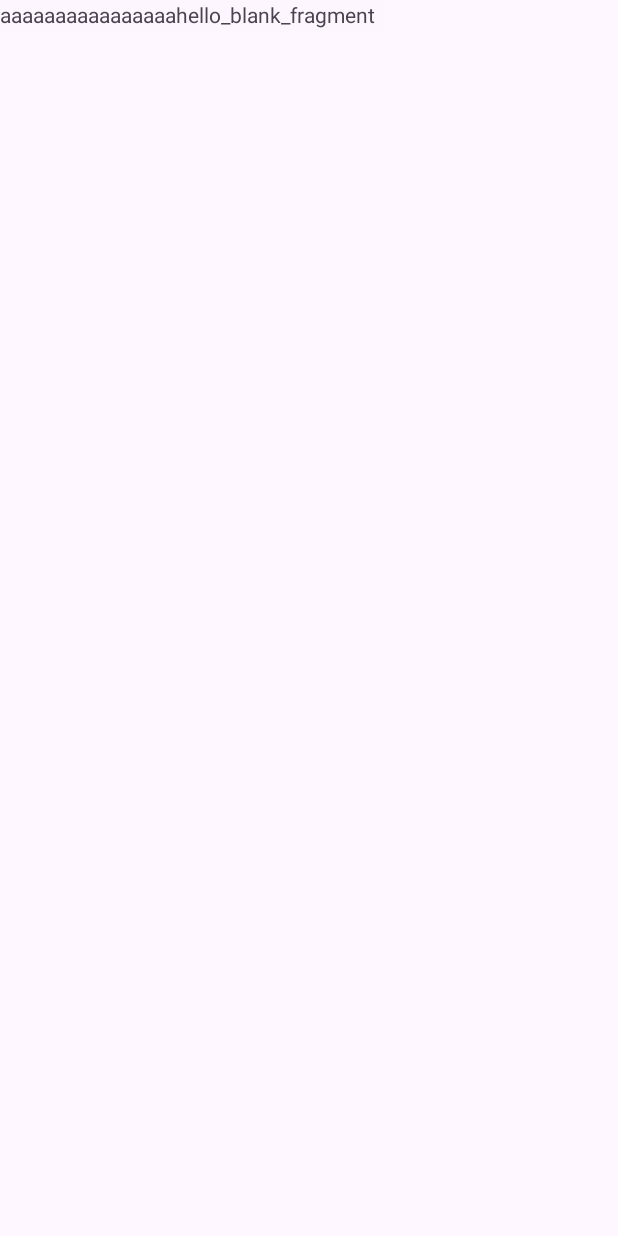
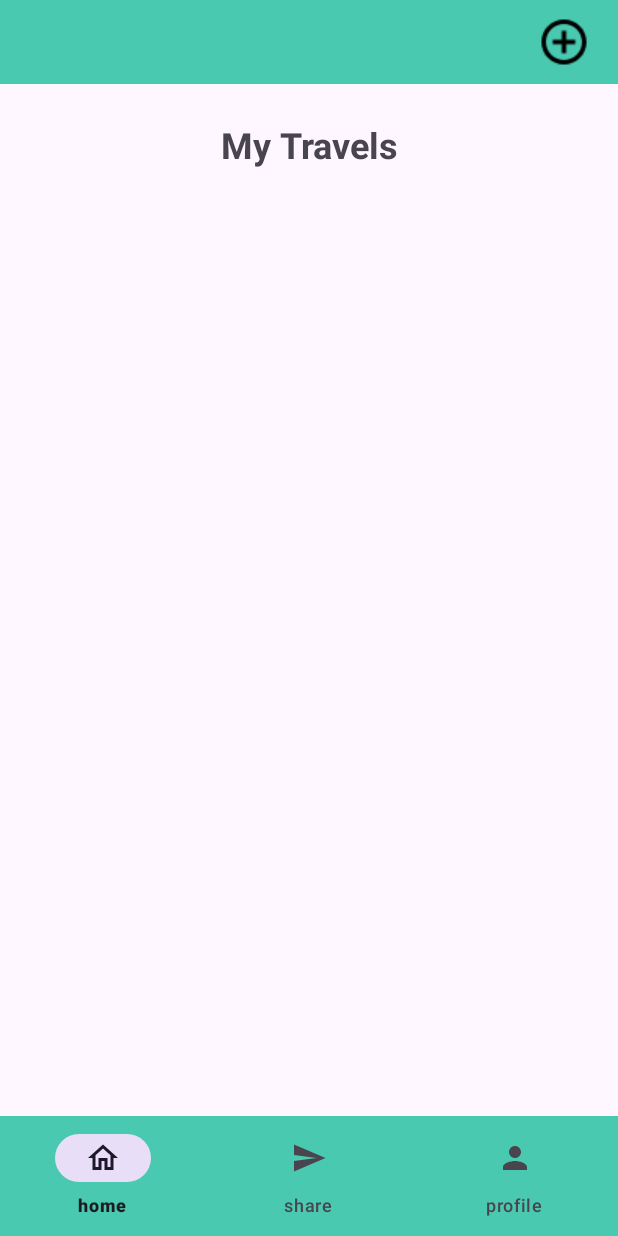
Before and after one commit to Fonntes/AboutTravel, an Android app: the HomeFragment screen opened directly, with no data from a screen before it, on a phone screen of 412 x 824 dp. Before the commit the screen is almost empty. Run offline under Robolectric (Android 15) with nearby library versions, the phone set to English and light mode, and no system bars.

Commit message:
Home; strings
Design do home e alteração das strings

```diff
--- /dev/null
+++ b/app/src/main/res/drawable/add.xml
@@ -0,0 +1,5 @@
+<vector xmlns:android="http://schemas.android.com/apk/res/android" android:height="24dp" android:tint="#000000" android:viewportHeight="24" android:viewportWidth="24" android:width="24dp">
+
+    <path android:fillColor="@android:color/white" android:pathData="M13,7h-2v4L7,11v2h4v4h2v-4h4v-2h-4L13,7zM12,2C6.48,2 2,6.48 2,12s4.48,10 10,10 10,-4.48 10,-10S17.52,2 12,2zM12,20c-4.41,0 -8,-3.59 -8,-8s3.59,-8 8,-8 8,3.59 8,8 -3.59,8 -8,8z"/>
+
+</vector>
--- /dev/null
+++ b/app/src/main/res/drawable/home.xml
@@ -0,0 +1,5 @@
+<vector xmlns:android="http://schemas.android.com/apk/res/android" android:height="24dp" android:tint="#000000" android:viewportHeight="24" android:viewportWidth="24" android:width="24dp">
+
+    <path android:fillColor="@android:color/white" android:pathData="M12,5.69l5,4.5V18h-2v-6H9v6H7v-7.81l5,-4.5M12,3L2,12h3v8h6v-6h2v6h6v-8h3L12,3z"/>
+
+</vector>
--- /dev/null
+++ b/app/src/main/res/drawable/menu.xml
@@ -0,0 +1,5 @@
+<vector xmlns:android="http://schemas.android.com/apk/res/android" android:height="24dp" android:tint="#000000" android:viewportHeight="24" android:viewportWidth="24" android:width="24dp">
+
+    <path android:fillColor="@android:color/white" android:pathData="M3,18h18v-2L3,16v2zM3,13h18v-2L3,11v2zM3,6v2h18L21,6L3,6z"/>
+
+</vector>
--- /dev/null
+++ b/app/src/main/res/drawable/profile.xml
@@ -0,0 +1,5 @@
+<vector xmlns:android="http://schemas.android.com/apk/res/android" android:height="24dp" android:tint="#000000" android:viewportHeight="24" android:viewportWidth="24" android:width="24dp">
+
+    <path android:fillColor="@android:color/white" android:pathData="M12,12c2.21,0 4,-1.79 4,-4s-1.79,-4 -4,-4 -4,1.79 -4,4 1.79,4 4,4zM12,14c-2.67,0 -8,1.34 -8,4v2h16v-2c0,-2.66 -5.33,-4 -8,-4z"/>
+
+</vector>
--- /dev/null
+++ b/app/src/main/res/drawable/send.xml
@@ -0,0 +1,5 @@
+<vector xmlns:android="http://schemas.android.com/apk/res/android" android:autoMirrored="true" android:height="24dp" android:tint="#000000" android:viewportHeight="24" android:viewportWidth="24" android:width="24dp">
+
+    <path android:fillColor="@android:color/white" android:pathData="M2.01,21L23,12 2.01,3 2,10l15,2 -15,2z"/>
+
+</vector>
--- a/app/src/main/res/layout-land/fragment_home.xml
+++ b/app/src/main/res/layout-land/fragment_home.xml
@@ -1,14 +1,58 @@
 <?xml version="1.0" encoding="utf-8"?>
-<FrameLayout xmlns:android="http://schemas.android.com/apk/res/android"
+<androidx.constraintlayout.widget.ConstraintLayout xmlns:android="http://schemas.android.com/apk/res/android"
     xmlns:tools="http://schemas.android.com/tools"
     android:layout_width="match_parent"
     android:layout_height="match_parent"
+    xmlns:app="http://schemas.android.com/apk/res-auto"
     tools:context=".pages.home.HomeFragment">
 
-    <!-- TODO: Update blank fragment layout -->
+    <com.google.android.material.appbar.AppBarLayout
+        android:id="@+id/appBarLayout"
+        android:layout_width="match_parent"
+        android:layout_height="wrap_content"
+        app:layout_constraintEnd_toEndOf="parent"
+        app:layout_constraintStart_toStartOf="parent"
+        app:layout_constraintTop_toTopOf="parent">
+
+        <androidx.constraintlayout.widget.ConstraintLayout
+            android:layout_width="match_parent"
+            android:layout_height="wrap_content">
+
+            <Toolbar
+                android:id="@+id/toolbar"
+                android:layout_width="match_parent"
+                android:layout_height="wrap_content"
+                android:background="#48C9B0"
+                app:layout_constraintEnd_toEndOf="parent"
+                app:layout_constraintHorizontal_bias="1.0"
+                app:layout_constraintStart_toStartOf="parent"
+                app:layout_constraintTop_toTopOf="parent" />
+
+            <ImageView
+                android:layout_width="wrap_content"
+                android:layout_height="wrap_content"
+                android:layout_marginEnd="24dp"
+                android:scaleX="1.5"
+                android:scaleY="1.5"
+                android:src="@drawable/menu"
+                app:layout_constraintBottom_toBottomOf="@id/toolbar"
+                app:layout_constraintEnd_toEndOf="parent"
+                app:layout_constraintTop_toTopOf="@id/toolbar" />
+
+        </androidx.constraintlayout.widget.ConstraintLayout>
+
+    </com.google.android.material.appbar.AppBarLayout>
+
     <TextView
-        android:layout_width="match_parent"
-        android:layout_height="match_parent"
-        android:text="aaaaaaaaaaaaaaaahello_blank_fragment" />
+        android:layout_width="wrap_content"
+        android:layout_height="wrap_content"
+        android:textSize="24sp"
+        android:textStyle="bold"
+        android:layout_marginTop="70dp"
+        android:text="@string/My_Travels"
+        app:layout_constraintEnd_toEndOf="parent"
+        app:layout_constraintStart_toStartOf="parent"
+        app:layout_constraintTop_toTopOf="parent"
+        />
 
-</FrameLayout>
+</androidx.constraintlayout.widget.ConstraintLayout>
--- a/app/src/main/res/layout/fragment_home.xml
+++ b/app/src/main/res/layout/fragment_home.xml
@@ -1,13 +1,73 @@
 <?xml version="1.0" encoding="utf-8"?>
-<FrameLayout xmlns:android="http://schemas.android.com/apk/res/android"
+<androidx.constraintlayout.widget.ConstraintLayout xmlns:android="http://schemas.android.com/apk/res/android"
+    xmlns:app="http://schemas.android.com/apk/res-auto"
     xmlns:tools="http://schemas.android.com/tools"
     android:layout_width="match_parent"
     android:layout_height="match_parent"
     tools:context=".pages.home.HomeFragment">
 
+    <com.google.android.material.appbar.AppBarLayout
+        android:id="@+id/appBarLayout"
+        android:layout_width="match_parent"
+        android:layout_height="wrap_content"
+        app:layout_constraintEnd_toEndOf="parent"
+        app:layout_constraintStart_toStartOf="parent"
+        app:layout_constraintTop_toTopOf="parent">
+
+        <androidx.constraintlayout.widget.ConstraintLayout
+            android:layout_width="match_parent"
+            android:layout_height="wrap_content">
+
+            <Toolbar
+                android:id="@+id/toolbar"
+                android:layout_width="match_parent"
+                android:layout_height="wrap_content"
+                android:background="#48C9B0"
+                app:layout_constraintEnd_toEndOf="parent"
+                app:layout_constraintHorizontal_bias="1.0"
+                app:layout_constraintStart_toStartOf="parent"
+                app:layout_constraintTop_toTopOf="parent" />
+
+            <ImageView
+                android:layout_width="wrap_content"
+                android:layout_height="wrap_content"
+                android:layout_marginEnd="24dp"
+                android:scaleX="1.5"
+                android:scaleY="1.5"
+                android:src="@drawable/add"
+                app:layout_constraintBottom_toBottomOf="@id/toolbar"
+                app:layout_constraintEnd_toEndOf="parent"
+                app:layout_constraintTop_toTopOf="@id/toolbar" />
+
+        </androidx.constraintlayout.widget.ConstraintLayout>
+
+    </com.google.android.material.appbar.AppBarLayout>
+
     <TextView
-        android:layout_width="match_parent"
-        android:layout_height="match_parent"
-        android:text="aaaaaaaaaaaaaaaahello_blank_fragment" />
+        android:layout_width="wrap_content"
+        android:layout_height="wrap_content"
+        android:textSize="24sp"
+        android:textStyle="bold"
+        android:layout_marginTop="80dp"
+        android:text="@string/My_Travels"
+        app:layout_constraintEnd_toEndOf="parent"
+        app:layout_constraintStart_toStartOf="parent"
+        app:layout_constraintTop_toTopOf="parent"
+        />
 
-</FrameLayout>
+    <com.google.android.material.bottomnavigation.BottomNavigationView
+        android:id="@+id/navbar"
+        android:layout_width="0dp"
+        android:layout_height="wrap_content"
+        android:background="#48C9B0"
+        app:layout_constraintBottom_toBottomOf="parent"
+        app:layout_constraintEnd_toEndOf="parent"
+        app:layout_constraintHorizontal_bias="0.0"
+        app:layout_constraintStart_toStartOf="parent"
+        app:menu="@menu/navbar">
+
+
+    </com.google.android.material.bottomnavigation.BottomNavigationView>
+
+
+</androidx.constraintlayout.widget.ConstraintLayout>
--- /dev/null
+++ b/app/src/main/res/menu/navbar.xml
@@ -0,0 +1,13 @@
+<?xml version="1.0" encoding="utf-8"?>
+<menu xmlns:android="http://schemas.android.com/apk/res/android">
+
+    <item android:title="home"
+        android:id="@+id/home"
+        android:icon="@drawable/home"/>
+    <item android:title="share"
+        android:id="@+id/share"
+        android:icon="@drawable/send"/>
+    <item android:title="profile"
+        android:id="@+id/profile"
+        android:icon="@drawable/profile"/>
+</menu>
```
Also changed, not shown: app/src/main/res/layout-land/fragment_login.xml (+6 -6 lines), app/src/main/res/layout-land/fragment_register.xml (+8 -9 lines), app/src/main/res/layout/fragment_login.xml (+10 -12 lines), app/src/main/res/layout/fragment_register.xml (+8 -8 lines), app/src/main/res/values/strings.xml (+18 -5 lines), 1 other file.
